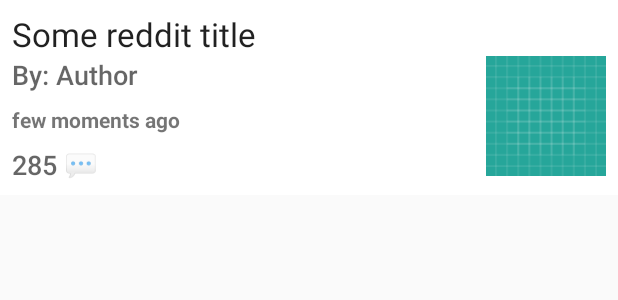
After one commit to nkpodolyan/RedditTop50, an Android app: the layout raw_reddit.xml on its own in the app's theme, with its tools: preview values and no code run, on a phone screen of 412 x 824 dp. The commit adds this screen. Shown: the top 300 px of the screen. Run offline under Robolectric (Android 15) with nearby library versions, the phone set to English and light mode, and no system bars; network calls fail.

Commit message:
Add UI list with items

```diff
--- a/app/src/main/java/com/reddittop/RedditApplication.kt
+++ b/app/src/main/java/com/reddittop/RedditApplication.kt
@@ -1,6 +1,8 @@
 package com.reddittop
 
 import android.app.Application
+import com.bumptech.glide.annotation.GlideModule
+import com.bumptech.glide.module.AppGlideModule
 import com.google.gson.FieldNamingPolicy
 import com.google.gson.GsonBuilder
 import io.reactivex.schedulers.Schedulers
@@ -31,3 +33,6 @@ class RedditApplication : Application() {
     }
 
 }
+
+@GlideModule
+class AppGlideModule : AppGlideModule()
--- a/app/src/main/java/com/reddittop/TopListViewModel.kt
+++ b/app/src/main/java/com/reddittop/TopListViewModel.kt
@@ -38,7 +38,7 @@ class TopListViewModel constructor(application: Application) : AndroidViewModel(
                             items.addAll(response.data.children)
                             publisher.onNext(state)
                         },
-                        { e ->
+                        { _ ->
                             loadState = LoadState.LOAD_ERROR
                             publisher.onNext(state)
                         })
--- /dev/null
+++ b/app/src/main/res/layout/raw_reddit.xml
@@ -0,0 +1,68 @@
+<?xml version="1.0" encoding="utf-8"?>
+<android.support.constraint.ConstraintLayout xmlns:android="http://schemas.android.com/apk/res/android"
+    xmlns:app="http://schemas.android.com/apk/res-auto"
+    xmlns:tools="http://schemas.android.com/tools"
+    android:layout_width="match_parent"
+    android:layout_height="wrap_content"
+    android:background="@android:color/white"
+    android:padding="8dp"
+    tools:context="com.reddittop.TopListActivity">
+
+    <TextView
+        android:id="@+id/itemTitle"
+        android:layout_width="match_parent"
+        android:layout_height="wrap_content"
+        android:layout_marginBottom="8dp"
+        android:textAppearance="@android:style/TextAppearance.DeviceDefault.Large"
+        app:layout_constraintBottom_toTopOf="@+id/author"
+        app:layout_constraintTop_toTopOf="parent"
+        tools:text="Some reddit title" />
+
+    <TextView
+        android:id="@+id/author"
+        android:layout_width="0dp"
+        android:layout_height="wrap_content"
+        android:textAppearance="@android:style/TextAppearance.DeviceDefault.Medium"
+        app:layout_constraintEnd_toStartOf="@+id/itemImage"
+        app:layout_constraintStart_toStartOf="parent"
+        app:layout_constraintTop_toBottomOf="@id/itemTitle"
+        tools:text="By: Author" />
+
+
+    <ImageView
+        android:id="@+id/itemImage"
+        android:layout_width="80dp"
+        android:layout_height="80dp"
+        app:layout_constraintEnd_toEndOf="parent"
+        app:layout_constraintTop_toBottomOf="@+id/itemTitle"
+        tools:src="@drawable/ic_launcher_background"
+        android:contentDescription="@string/thumbnail" />
+
+
+    <TextView
+        android:id="@+id/date"
+        android:layout_width="0dp"
+        android:layout_height="wrap_content"
+        android:layout_marginBottom="8dp"
+        android:layout_marginEnd="8dp"
+        android:layout_marginTop="8dp"
+        android:textStyle="bold"
+        app:layout_constraintBottom_toTopOf="@+id/comments"
+        app:layout_constraintEnd_toStartOf="@+id/itemImage"
+        app:layout_constraintStart_toStartOf="parent"
+        app:layout_constraintTop_toBottomOf="@+id/author"
+        tools:text="few moments ago" />
+
+
+    <TextView
+        android:id="@+id/comments"
+        android:layout_width="0dp"
+        android:layout_height="wrap_content"
+        android:layout_marginEnd="8dp"
+        android:textAppearance="@android:style/TextAppearance.DeviceDefault.Medium"
+        app:layout_constraintBottom_toBottomOf="parent"
+        app:layout_constraintEnd_toStartOf="@+id/itemImage"
+        app:layout_constraintStart_toStartOf="parent"
+        tools:text="285 💬" />
+
+</android.support.constraint.ConstraintLayout>
--- a/app/src/main/res/values/strings.xml
+++ b/app/src/main/res/values/strings.xml
@@ -1,3 +1,6 @@
 <resources>
     <string name="app_name">Reddit Top 50</string>
+    <string name="comments">%d 💬</string>
+    <string name="by">By: %s</string>
+    <string name="thumbnail">thumbnail</string>
 </resources>
--- a/build.gradle
+++ b/build.gradle
@@ -5,6 +5,7 @@ buildscript {
     repositories {
         google()
         jcenter()
+        mavenCentral()
     }
     dependencies {
         classpath 'com.android.tools.build:gradle:3.1.4'
```
Also changed, not shown: app/build.gradle (+11 -0 lines), app/src/main/java/com/reddittop/ItemSpacingDecoration.kt (added, +23 -0 lines), app/src/main/java/com/reddittop/TopListActivity.kt (+66 -2 lines), app/src/main/res/layout/activity_reddits_list.xml (+16 -6 lines).
